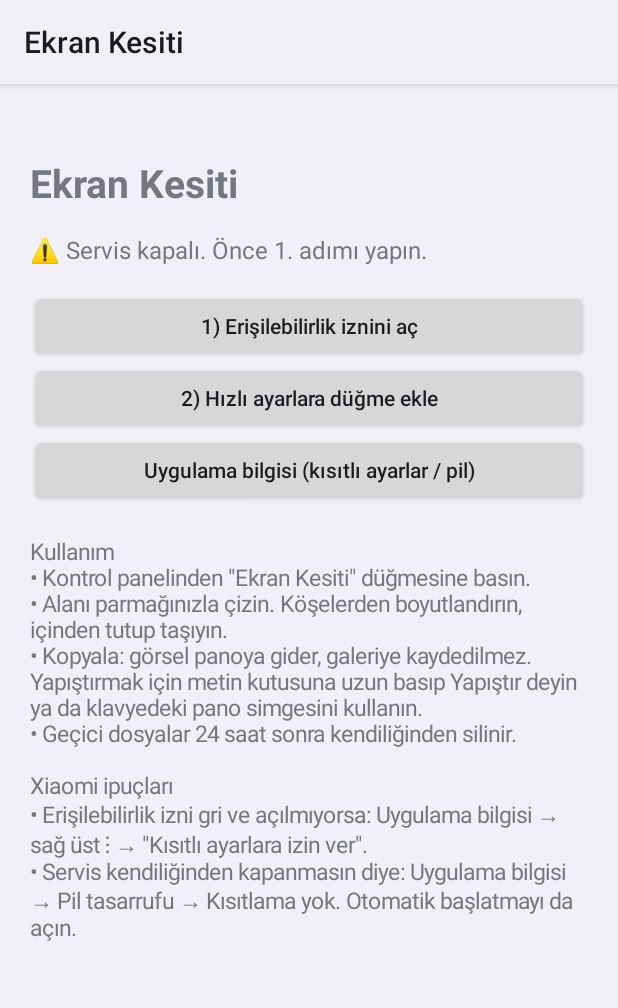
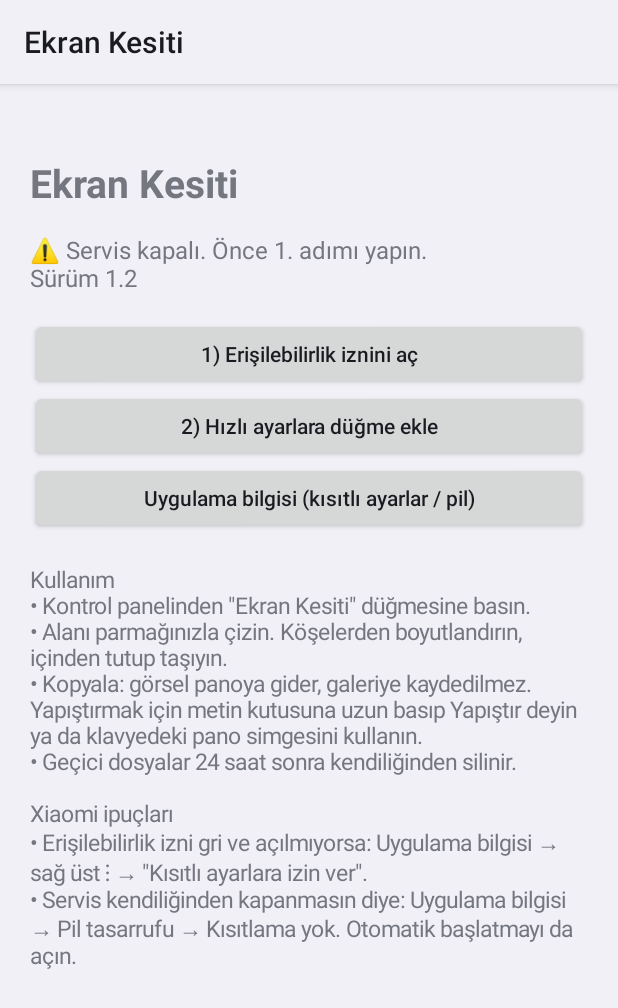
Before and after one commit to kuryuk77/Tempcopy, an Android app: the screen it shows after launch (MainActivity), on a phone screen of 412 x 824 dp. Shown: the top 1008 px of the screen. Run offline under Robolectric (Android 15) with nearby library versions, the phone set to English and light mode, and no system bars.

Commit message:
Paneli kesin kapat (görünmez ara ekran), hata kaydı ekle
Co-Authored-By: Claude Opus 5.5 <noreply@anthropic.com>
Claude-Session: https://claude.ai/code/session_01T9azL5hEWLPnQDutweVuav

```diff
--- /dev/null
+++ b/app/src/main/java/com/ekrankesiti/app/App.kt
@@ -0,0 +1,40 @@
+package com.ekrankesiti.app
+
+import android.app.Application
+import android.content.Context
+import android.util.Log
+import java.io.File
+import java.util.Date
+
+/** Çökme olursa hatayı dosyaya yazar; ana ekranda gösterilir. */
+class App : Application() {
+    override fun onCreate() {
+        super.onCreate()
+        val prev = Thread.getDefaultUncaughtExceptionHandler()
+        Thread.setDefaultUncaughtExceptionHandler { t, e ->
+            CrashLog.save(this, e)
+            prev?.uncaughtException(t, e)
+        }
+    }
+}
+
+object CrashLog {
+    private fun file(ctx: Context) = File(ctx.filesDir, "hata.txt")
+
+    fun save(ctx: Context, e: Throwable) {
+        try {
+            file(ctx).writeText(
+                "Ekran Kesiti ${BuildConfig.VERSION_NAME} – ${Date()}\n" +
+                    Log.getStackTraceString(e)
+            )
+        } catch (_: Throwable) {
+        }
+    }
+
+    fun read(ctx: Context): String? =
+        file(ctx).takeIf { it.exists() }?.readText()
+
+    fun clear(ctx: Context) {
+        file(ctx).delete()
+    }
+}
--- a/app/src/main/java/com/ekrankesiti/app/MainActivity.kt
+++ b/app/src/main/java/com/ekrankesiti/app/MainActivity.kt
@@ -2,6 +2,9 @@ package com.ekrankesiti.app
 
 import android.app.Activity
 import android.app.StatusBarManager
+import android.content.ClipData
+import android.content.ClipboardManager
+import android.view.View
 import android.content.ComponentName
 import android.content.Intent
 import android.graphics.Typeface
@@ -21,6 +24,8 @@ import kotlin.math.roundToInt
 class MainActivity : Activity() {
 
     private lateinit var status: TextView
+    private lateinit var crashBox: LinearLayout
+    private lateinit var crashText: TextView
 
     override fun onCreate(savedInstanceState: Bundle?) {
         super.onCreate(savedInstanceState)
@@ -52,6 +57,33 @@ class MainActivity : Activity() {
             )
         })
 
+        crashBox = LinearLayout(this).apply {
+            orientation = LinearLayout.VERTICAL
+            setPadding(0, dp(20), 0, 0)
+        }
+        crashText = TextView(this).apply {
+            textSize = 12f
+            setTextIsSelectable(true)
+            setTextColor(0xFFFF6B6B.toInt())
+        }
+        crashBox.addView(TextView(this).apply {
+            text = "Son hata kaydı"
+            textSize = 16f
+            setTypeface(typeface, Typeface.BOLD)
+        })
+        crashBox.addView(crashText)
+        crashBox.addView(button("Hata kaydını kopyala") {
+            val t = CrashLog.read(this) ?: return@button
+            getSystemService(ClipboardManager::class.java)
+                .setPrimaryClip(ClipData.newPlainText("Hata", t))
+            toast("Kopyalandı. Claude'a yapıştırın.")
+        })
+        crashBox.addView(button("Hata kaydını sil") {
+            CrashLog.clear(this)
+            refresh()
+        })
+        col.addView(crashBox)
+
         col.addView(TextView(this).apply {
             textSize = 15f
             setPadding(0, dp(20), 0, 0)
@@ -63,10 +95,18 @@ class MainActivity : Activity() {
 
     override fun onResume() {
         super.onResume()
-        status.text = if (CaptureService.instance != null)
+        refresh()
+    }
+
+    private fun refresh() {
+        status.text = (if (CaptureService.instance != null)
             "✅ Servis açık. Hazır."
         else
-            "⚠️ Servis kapalı. Önce 1. adımı yapın."
+            "⚠️ Servis kapalı. Önce 1. adımı yapın.") +
+            "\nSürüm " + BuildConfig.VERSION_NAME
+        val crash = CrashLog.read(this)
+        crashBox.visibility = if (crash == null) View.GONE else View.VISIBLE
+        crashText.text = crash ?: ""
     }
 
     private fun addTile() {
--- a/app/src/main/res/values/themes.xml
+++ b/app/src/main/res/values/themes.xml
@@ -8,4 +8,9 @@
         <item name="android:statusBarColor">@android:color/transparent</item>
         <item name="android:navigationBarColor">@android:color/transparent</item>
     </style>
+
+    <style name="TriggerTheme" parent="@android:style/Theme.Translucent.NoTitleBar">
+        <item name="android:windowAnimationStyle">@null</item>
+        <item name="android:windowNoDisplay">false</item>
+    </style>
 </resources>
```
Also changed, not shown: app/build.gradle.kts (+5 -2 lines), app/src/main/AndroidManifest.xml (+9 -0 lines), app/src/main/java/com/ekrankesiti/app/CaptureService.kt (+24 -6 lines), app/src/main/java/com/ekrankesiti/app/CaptureTileService.kt (+5 -14 lines), app/src/main/java/com/ekrankesiti/app/TriggerActivity.kt (added, +34 -0 lines).
